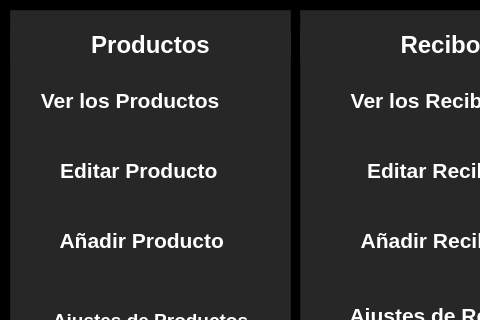
MiguelAngelDominguez/Interfaz_Tienda_py, file ui_file/main_window.ui: the form before one commit; both pictures show x 0 to 480 and y 0 to 320 of the 589 by 483 pixel window.
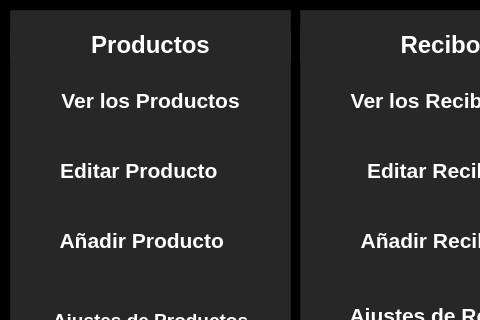
The form after the commit. Icons and pictures are not drawn.

Diff of the .ui file:
```diff
--- a/ui_file/main_window.ui
+++ b/ui_file/main_window.ui
@@ -75,7 +75,7 @@
 }</string>
     </property>
     <property name="text">
-     <string>Ver los Productos       </string>
+     <string>Ver los Productos</string>
     </property>
     <property name="icon">
      <iconset>
```
